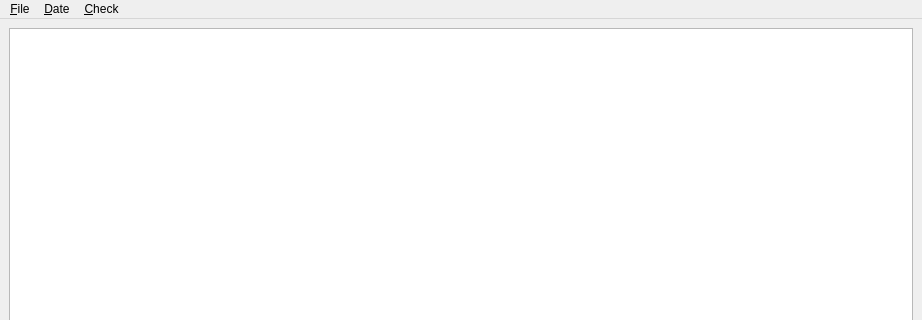
Above: AttendancePlugin/src/mainwindow.ui from mglushchenko/VTMine-Attendance-Plugin before the change; both pictures show x 0 to 922 and y 0 to 320 of the 922 by 680 pixel window. Below: the same form after it.
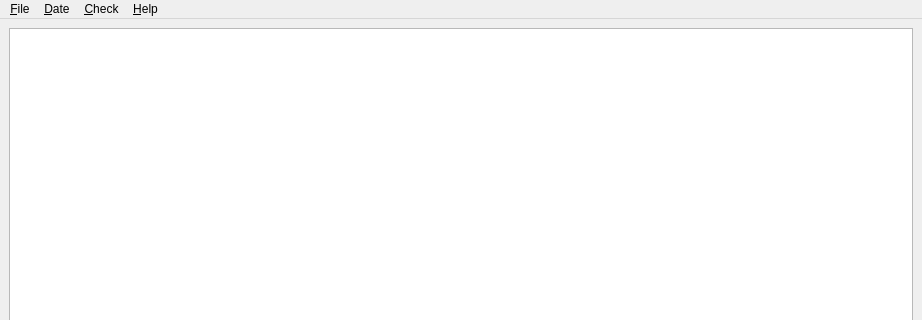
That is the form after the change.

Commit message: Added help window.

```diff
--- a/AttendancePlugin/src/mainwindow.ui
+++ b/AttendancePlugin/src/mainwindow.ui
@@ -77,9 +77,17 @@
     <addaction name="action_Check_all"/>
     <addaction name="action_Uncheck_all"/>
    </widget>
+   <widget class="QMenu" name="menu_Help">
+    <property name="title">
+     <string>&amp;Help</string>
+    </property>
+    <addaction name="action_How_to_use"/>
+    <addaction name="action_About"/>
+   </widget>
    <addaction name="menu_File"/>
    <addaction name="menu_Date"/>
    <addaction name="menu_Check"/>
+   <addaction name="menu_Help"/>
   </widget>
   <widget class="QStatusBar" name="statusbar"/>
   <action name="action_Open">
```
Left out of the diff: 10 changed lines with no effect on the pictures. The commit also changes 9 other files.
